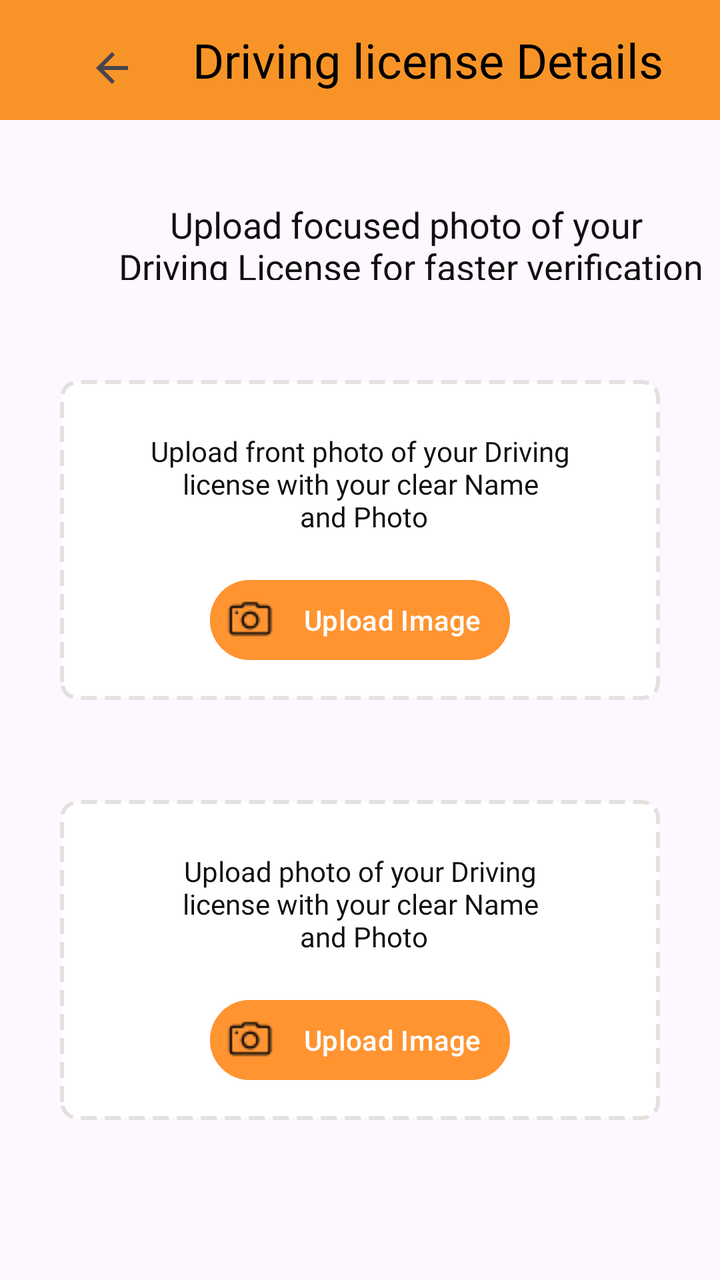
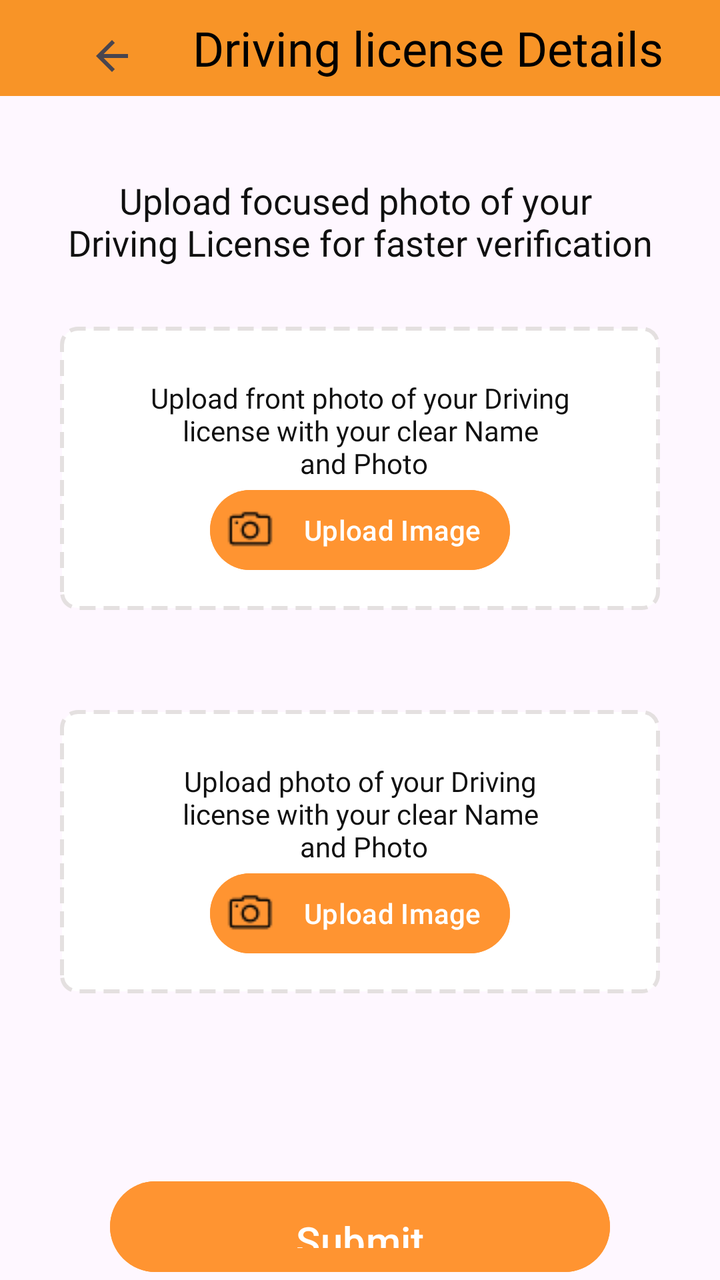

An Android layout rendered at two revisions. The XML below is the earlier revision; the diff shows what the commit changed to produce the second picture.
<!-- AndroidManifest.xml: application theme Theme.B2CDeliveryApp -->
<!-- res/layout/activity_driving_license.xml -->
<?xml version="1.0" encoding="utf-8"?>
<LinearLayout xmlns:android="http://schemas.android.com/apk/res/android"
    xmlns:app="http://schemas.android.com/apk/res-auto"
    android:layout_width="match_parent"
    android:layout_height="match_parent"
    android:id="@+id/linearLayoutDL"
    android:orientation="vertical">


    <LinearLayout
        android:id="@+id/main"
        android:layout_width="match_parent"
        android:layout_height="wrap_content"
        android:layout_marginBottom="40dp"
        android:background="#F89427"
        android:orientation="horizontal">

        <Button
            android:id="@+id/DlBackBtn"
            android:layout_width="48dp"
            android:layout_height="48dp"
            android:layout_marginLeft="20dp"
            android:contentDescription="do"
            android:background="@android:color/transparent"
            android:drawableLeft="@drawable/baseline_arrow_back_black"
            android:gravity="center_vertical" />

        <TextView

            android:id="@+id/textView"
            android:layout_width="match_parent"
            android:layout_height="180px"
            android:background="#F89427"
            android:fontFamily="@font/archivo_bold"

            android:gravity="center"
            android:text="Driving license Details"
            android:textAlignment="center"
            android:textColor="@color/black"
            android:textSize="24sp" />


    </LinearLayout>

    <TextView
        android:id="@+id/textView2"
        android:layout_width="351dp"
        android:layout_height="40dp"
        android:layout_marginLeft="30dp"
        android:fontFamily="@font/archivo_medium"
        android:text="Upload focused photo of your \nDriving License for faster verification"
        android:textAlignment="center"
        android:textColor="#101010"
        android:textSize="18sp" />

    <LinearLayout
        android:layout_width="match_parent"
        android:layout_height="wrap_content"
        android:orientation="vertical"
        android:layout_marginLeft="30dp"
        android:layout_marginTop="50dp"
        android:layout_marginRight="30dp"
        android:background="@drawable/border"
        android:padding="16dp">

        <TextView
            android:id="@+id/front_DL_text_view"
            android:layout_width="match_parent"
            android:layout_height="80dp"
            android:fontFamily="@font/archivo_medium"
            android:paddingTop="10dp"
            android:text="Upload front photo of your Driving\n license with your clear Name \n and Photo"
            android:textAlignment="center"
            android:textColor="#101010" />

        <Button
            android:id="@+id/front_DL_upload_button"
            android:layout_width="150dp"
            android:layout_height="wrap_content"
            android:layout_gravity="center"
            android:drawableLeft="@drawable/camera"
            android:padding="8dp"
            android:backgroundTint="@color/orange"
            android:text="Upload Image"
            android:textAlignment="center" />
    </LinearLayout>

    <LinearLayout
        android:layout_width="match_parent"
        android:layout_height="wrap_content"
        android:orientation="vertical"
        android:layout_marginLeft="30dp"
        android:layout_marginTop="50dp"
        android:layout_marginRight="30dp"
        android:background="@drawable/border"
        android:padding="16dp">

        <TextView
            android:id="@+id/back_DL_text_view"
            android:layout_width="match_parent"
            android:layout_height="80dp"
            android:fontFamily="@font/archivo_medium"
            android:paddingTop="10dp"
            android:text="Upload photo of your Driving\n license with your clear Name \n and Photo"
            android:textAlignment="center"
            android:textColor="#101010" />

        <Button
            android:id="@+id/back_DL_upload_button"
            android:layout_width="150dp"
            android:layout_height="wrap_content"
            android:layout_gravity="center"
            android:drawableLeft="@drawable/camera"
            android:padding="8dp"
            android:backgroundTint="@color/orange"
            android:text="Upload Image"
            android:textAlignment="center" />
    </LinearLayout>


    <Button
        android:id="@+id/submit_DL_btn"
        android:layout_width="250dp"
        android:layout_height="wrap_content"
        android:layout_marginStart="20dp"
        android:layout_marginEnd="20dp"
        android:layout_marginTop="90dp"
        android:textSize="20sp"
        android:textColor="#FFFFFF"
        android:paddingTop="16dp"
        android:paddingHorizontal="8dp"
        android:paddingBottom="12dp"
        android:text="Submit"
        android:backgroundTint="@color/orange"
        android:layout_gravity="center"/>

</LinearLayout>
<!-- resources referenced by this layout -->
<resources>
  <color name="black">#FF000000</color>
  <color name="orange">#FF9431</color>
  <!-- drawable baseline_arrow_back_black (drawable) -->
  <vector xmlns:android="http://schemas.android.com/apk/res/android"
      android:autoMirrored="true"
      android:height="24dp"
      android:viewportHeight="24"
      android:viewportWidth="24"
      android:width="24dp">
  
      <path
          android:fillColor="?attr/colorControlNormal"
          android:pathData="M20,11H7.83l5.59,-5.59L12,4l-8,8 8,8 1.41,-1.41L7.83,13H20v-2z" />
  </vector>
  <!-- drawable border (drawable) -->
  <?xml version="1.0" encoding="utf-8"?>
  <shape xmlns:android="http://schemas.android.com/apk/res/android">
      <solid android:color="#FFFFFF"/>
      <stroke
          android:width="2dp"
          android:color="@color/grey"
      android:dashWidth="8dp"
      android:dashGap="4dp"/>
      <corners android:radius="8dp"/>
  </shape>
  <!-- drawable camera: png bitmap (drawable, 815 bytes) -->
  <style name="Theme.B2CDeliveryApp" parent="Base.Theme.B2CDeliveryApp" />
  <color name="grey">#E4E0E0</color>
  <style name="Base.Theme.B2CDeliveryApp" parent="Theme.Material3.DayNight.NoActionBar">
          
          
      </style>
</resources>

<!-- the commit's change to res/layout/activity_driving_license.xml (unified diff, before → after) -->
@@ -1,137 +1,154 @@
 <?xml version="1.0" encoding="utf-8"?>
-<LinearLayout xmlns:android="http://schemas.android.com/apk/res/android"
+<androidx.coordinatorlayout.widget.CoordinatorLayout
+    xmlns:android="http://schemas.android.com/apk/res/android"
     xmlns:app="http://schemas.android.com/apk/res-auto"
+    xmlns:tools="http://schemas.android.com/tools"
     android:layout_width="match_parent"
     android:layout_height="match_parent"
+    android:fitsSystemWindows="true"
     android:id="@+id/linearLayoutDL"
-    android:orientation="vertical">
+    tools:context=".DrivingLicense">
 
+    
+    <LinearLayout
+        android:layout_width="match_parent"
+        android:layout_height="match_parent"
+        android:orientation="vertical">
 
-    <LinearLayout
-        android:id="@+id/main"
-        android:layout_width="match_parent"
-        android:layout_height="wrap_content"
-        android:layout_marginBottom="40dp"
-        android:background="#F89427"
-        android:orientation="horizontal">
+        
+        <LinearLayout
+            android:id="@+id/main"
+            android:layout_width="match_parent"
+            android:layout_height="wrap_content"
+            android:layout_marginBottom="40dp"
+            android:background="#F89427"
+            android:orientation="horizontal">
 
+            <Button
+                android:id="@+id/DlBackBtn"
+                android:layout_width="48dp"
+                android:layout_height="48dp"
+                android:layout_marginLeft="20dp"
+                android:background="@android:color/transparent"
+                android:drawableLeft="@drawable/baseline_arrow_back_black"
+                android:gravity="center_vertical" />
+
+            <TextView
+                android:id="@+id/textView"
+                android:layout_width="match_parent"
+                android:layout_height="48dp"
+                android:background="#F89427"
+                android:fontFamily="@font/archivo_bold"
+                android:gravity="center"
+                android:text="Driving license Details"
+                android:textAlignment="center"
+                android:textColor="@color/black"
+                android:textSize="24sp" />
+        </LinearLayout>
+
+        
+        <TextView
+            android:id="@+id/textView2"
+            android:layout_width="match_parent"
+            android:layout_height="wrap_content"
+            android:layout_marginHorizontal="30dp"
+            android:fontFamily="@font/archivo_medium"
+            android:text="Upload focused photo of your \nDriving License for faster verification"
+            android:textAlignment="center"
+            android:textColor="#101010"
+            android:textSize="18sp" />
+
+        
+        <LinearLayout
+            android:layout_width="match_parent"
+            android:layout_height="wrap_content"
+            android:orientation="vertical"
+            android:layout_margin="30dp"
+            android:background="@drawable/border"
+            android:padding="16dp">
+
+            <TextView
+                android:id="@+id/front_DL_text_view"
+                android:layout_width="match_parent"
+                android:layout_height="wrap_content"
+                android:fontFamily="@font/archivo_medium"
+                android:paddingTop="10dp"
+                android:text="Upload front photo of your Driving\n license with your clear Name \n and Photo"
+                android:textAlignment="center"
+                android:textColor="#101010" />
+
+            <Button
+                android:id="@+id/front_DL_upload_button"
+                android:layout_width="150dp"
+                android:layout_height="wrap_content"
+                android:padding="8dp"
+                android:drawableLeft="@drawable/camera"
+                android:backgroundTint="@color/orange"
+                android:textAlignment="center"
+                android:layout_gravity="center"
+                android:text="Upload Image" />
+        </LinearLayout>
+
+        
+        <LinearLayout
+            android:layout_width="match_parent"
+            android:layout_height="wrap_content"
+            android:orientation="vertical"
+            android:layout_marginHorizontal="30dp"
+            android:layout_marginTop="20dp"
+            android:background="@drawable/border"
+            android:padding="16dp">
+
+            <TextView
+                android:id="@+id/back_DL_text_view"
+                android:layout_width="match_parent"
+                android:layout_height="wrap_content"
+                android:fontFamily="@font/archivo_medium"
+                android:paddingTop="10dp"
+                android:text="Upload photo of your Driving\n license with your clear Name \n and Photo"
+                android:textAlignment="center"
+                android:textColor="#101010" />
+
+            <Button
+                android:id="@+id/back_DL_upload_button"
+                android:layout_width="150dp"
+                android:layout_height="wrap_content"
+                android:padding="8dp"
+                android:drawableLeft="@drawable/camera"
+                android:backgroundTint="@color/orange"
+                android:textAlignment="center"
+                android:layout_gravity="center"
+                android:text="Upload Image" />
+        </LinearLayout>
+
+        
         <Button
-            android:id="@+id/DlBackBtn"
-            android:layout_width="48dp"
-            android:layout_height="48dp"
-            android:layout_marginLeft="20dp"
-            android:contentDescription="do"
-            android:background="@android:color/transparent"
-            android:drawableLeft="@drawable/baseline_arrow_back_black"
-            android:gravity="center_vertical" />
-
-        <TextView
-
-            android:id="@+id/textView"
-            android:layout_width="match_parent"
-            android:layout_height="180px"
-            android:background="#F89427"
-            android:fontFamily="@font/archivo_bold"
-
-            android:gravity="center"
-            android:text="Driving license Details"
-            android:textAlignment="center"
-            android:textColor="@color/black"
-            android:textSize="24sp" />
-
+            android:id="@+id/submit_DL_btn"
+            android:layout_width="250dp"
+            android:layout_height="wrap_content"
+            android:layout_marginTop="90dp"
+            android:textSize="20sp"
+            android:textColor="#FFFFFF"
+            android:paddingTop="16dp"
+            android:paddingHorizontal="8dp"
+            android:paddingBottom="12dp"
+            android:text="Submit"
+            android:backgroundTint="@color/orange"
+            android:layout_gravity="center"/>
 
     </LinearLayout>
 
-    <TextView
-        android:id="@+id/textView2"
-        android:layout_width="351dp"
-        android:layout_height="40dp"
-        android:layout_marginLeft="30dp"
-        android:fontFamily="@font/archivo_medium"
-        android:text="Upload focused photo of your \nDriving License for faster verification"
-        android:textAlignment="center"
-        android:textColor="#101010"
-        android:textSize="18sp" />
+    
+    <FrameLayout
+        android:id="@+id/progressBar"
+        android:layout_width="match_parent"
+        android:layout_height="match_parent"
+        android:visibility="gone"
+        android:background="#80000000">
 
-    <LinearLayout
-        android:layout_width="match_parent"
-        android:layout_height="wrap_content"
-        android:orientation="vertical"
-        android:layout_marginLeft="30dp"
-        android:layout_marginTop="50dp"
-        android:layout_marginRight="30dp"
-        android:background="@drawable/border"
-        android:padding="16dp">
-
-        <TextView
-            android:id="@+id/front_DL_text_view"
-            android:layout_width="match_parent"
-            android:layout_height="80dp"
-            android:fontFamily="@font/archivo_medium"
-            android:paddingTop="10dp"
-            android:text="Upload front photo of your Driving\n license with your clear Name \n and Photo"
-            android:textAlignment="center"
-            android:textColor="#101010" />
-
-        <Button
-            android:id="@+id/front_DL_upload_button"
-            android:layout_width="150dp"
+        <ProgressBar
+            android:layout_width="wrap_content"
             android:layout_height="wrap_content"
-            android:layout_gravity="center"
-            android:drawableLeft="@drawable/camera"
-            android:padding="8dp"
-            android:backgroundTint="@color/orange"
-            android:text="Upload Image"
-            android:textAlignment="center" />
-    </LinearLayout>
-
-    <LinearLayout
-        android:layout_width="match_parent"
-        android:layout_height="wrap_content"
-        android:orientation="vertical"
-        android:layout_marginLeft="30dp"
-        android:layout_marginTop="50dp"
-        android:layout_marginRight="30dp"
-        android:background="@drawable/border"
-        android:padding="16dp">
-
-        <TextView
-            android:id="@+id/back_DL_text_view"
-            android:layout_width="match_parent"
-            android:layout_height="80dp"
-            android:fontFamily="@font/archivo_medium"
-            android:paddingTop="10dp"
-            android:text="Upload photo of your Driving\n license with your clear Name \n and Photo"
-            android:textAlignment="center"
-            android:textColor="#101010" />
-
-        <Button
-            android:id="@+id/back_DL_upload_button"
-            android:layout_width="150dp"
-            android:layout_height="wrap_content"
-            android:layout_gravity="center"
-            android:drawableLeft="@drawable/camera"
-            android:padding="8dp"
-            android:backgroundTint="@color/orange"
-            android:text="Upload Image"
-            android:textAlignment="center" />
-    </LinearLayout>
-
-
-    <Button
-        android:id="@+id/submit_DL_btn"
-        android:layout_width="250dp"
-        android:layout_height="wrap_content"
-        android:layout_marginStart="20dp"
-        android:layout_marginEnd="20dp"
-        android:layout_marginTop="90dp"
-        android:textSize="20sp"
-        android:textColor="#FFFFFF"
-        android:paddingTop="16dp"
-        android:paddingHorizontal="8dp"
-        android:paddingBottom="12dp"
-        android:text="Submit"
-        android:backgroundTint="@color/orange"
-        android:layout_gravity="center"/>
-
-</LinearLayout>
+            android:layout_gravity="center" />
+    </FrameLayout>
+</androidx.coordinatorlayout.widget.CoordinatorLayout>
